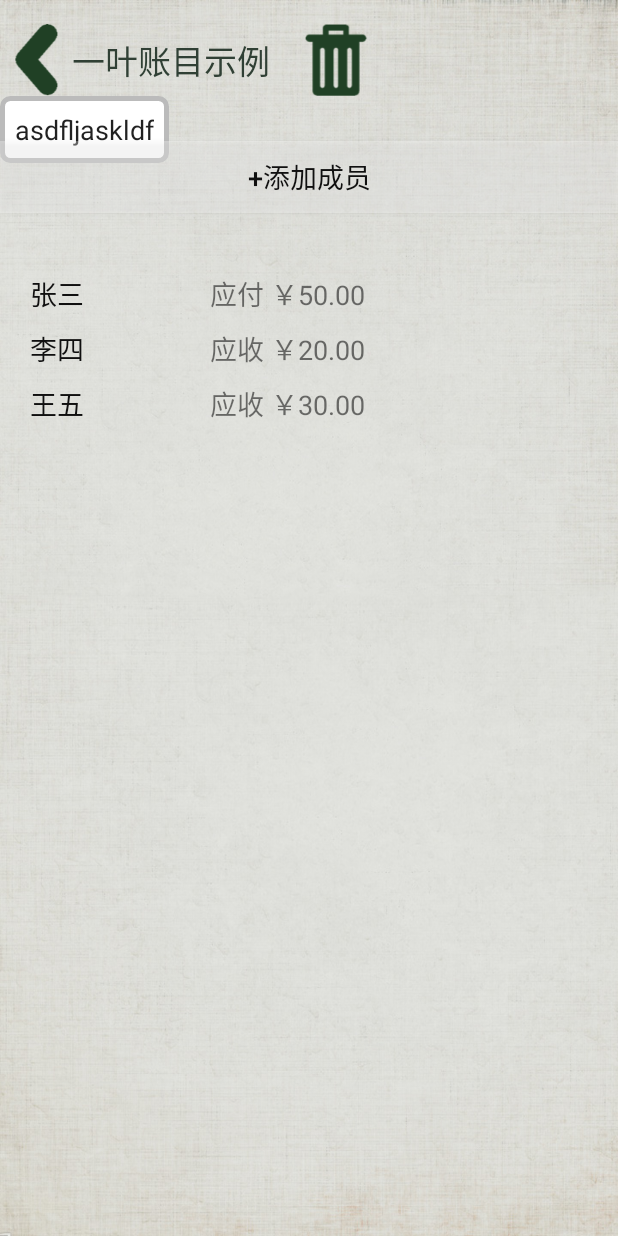
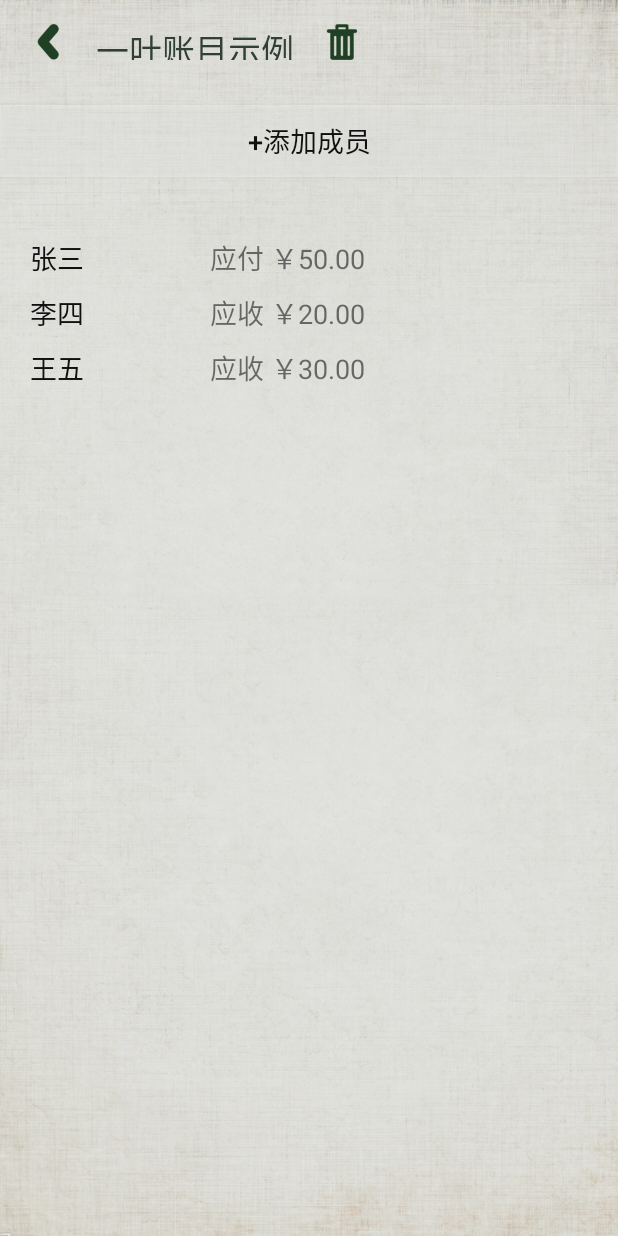
Before and after one commit to ghh3809/OneBill, an Android app: the screen it shows after launch (ManageMember), on a phone screen of 412 x 824 dp. Run offline under Robolectric (Android 15) with nearby library versions, the phone set to English and light mode, and no system bars.

Commit message:
small fix

```diff
--- a/app/src/main/java/oneBill/presentation/ManageMember.java
+++ b/app/src/main/java/oneBill/presentation/ManageMember.java
@@ -17,6 +17,10 @@ import android.widget.ListView;
 import android.widget.TextView;
 import android.widget.Toast;
 
+import java.util.ArrayList;
+
+import oneBill.control.Actioner;
+
 import cn.edu.tsinghua.cs.httpsoft.onebill.R;
 
 public class ManageMember extends AppCompatActivity {
@@ -30,9 +34,18 @@ public class ManageMember extends AppCompatActivity {
         super.onCreate(savedInstanceState);
         setContentView(R.layout.activity_manage_member);
 
+        Actioner actioner = new Actioner(this);
+
         final String bookName="一叶账目示例";
+
         //Intent intent = getIntent();
         //final String bookName = intent.getStringExtra("bookName");
+
+        //ArrayList names = actioner.GetMember(bookName);
+        //ArrayList bills = actioner.QueryNetAmount(bookName);
+        //names.get(index);
+
+
         TextView textView = (TextView) findViewById(R.id.textView);
         textView.setText(bookName);
 
--- a/app/src/main/res/layout/activity_manage_member.xml
+++ b/app/src/main/res/layout/activity_manage_member.xml
@@ -10,15 +10,16 @@
     tools:context="oneBill.presentation.ManageMember">
 
 
-
     <ImageButton
-        android:layout_width="wrap_content"
-        android:layout_height="wrap_content"
+        android:layout_width="24dp"
+        android:layout_height="24dp"
+        android:scaleType="fitXY"
         android:background="#0000"
         android:src="@mipmap/arrow_head_left"
         android:id="@+id/imageButton"
         android:layout_alignParentTop="true"
-        android:layout_alignParentLeft="true" />
+        android:layout_alignParentLeft="true"
+        android:layout_marginLeft="@dimen/left_margin" />
     <TextView
         android:text="@string/book_title"
         android:layout_width="wrap_content"
@@ -30,22 +31,20 @@
         android:layout_alignParentTop="true"
         android:layout_toRightOf="@+id/imageButton"
         android:layout_toEndOf="@+id/imageButton"
-        android:layout_alignBottom="@+id/imageButton" />
-    <EditText
-        android:layout_width="wrap_content"
-        android:layout_height="wrap_content"
-        android:text="asdfljaskldf"
-        android:layout_below="@+id/textView"
-        android:background="@drawable/edit_shape"/>
+        android:layout_alignBottom="@+id/imageButton"
+        android:layout_marginLeft="@dimen/left_margin"/>
     <ImageButton
-        android:layout_width="wrap_content"
-        android:layout_height="wrap_content"
+        android:layout_width="24dp"
+        android:layout_height="24dp"
+        android:scaleType="fitXY"
         android:background="#0000"
         android:src="@mipmap/trash"
         android:id="@+id/imageDelete"
         android:layout_toRightOf="@id/textView"
         android:layout_toEndOf="@id/textView"
         android:layout_marginLeft="@dimen/left_margin"/>
+
+
     <Button
         android:layout_width="fill_parent"
         android:layout_height="wrap_content"
```
